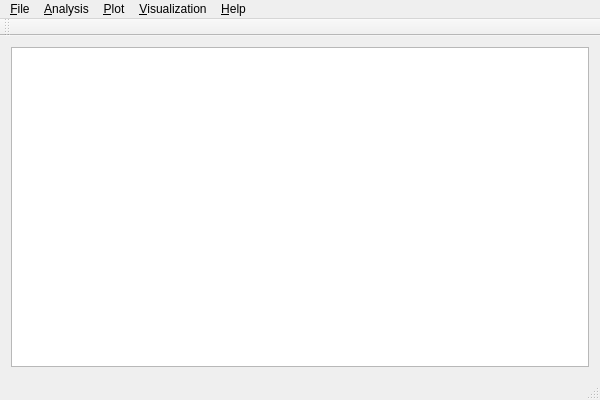
CoNexDat/complexnets, file trunk/src/ComplexNetsGui/forms/mainwindow.ui: the form before one commit.
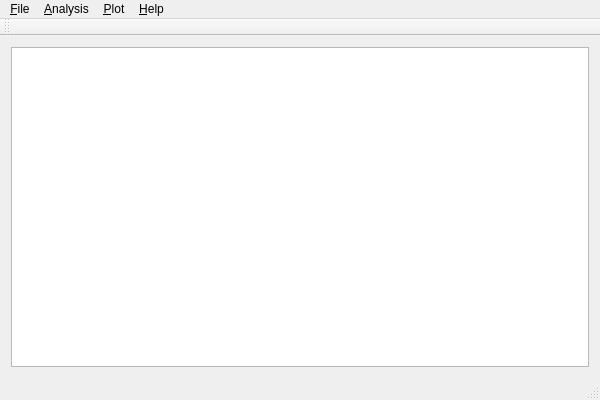
The form after the commit.

Patch:
```diff
--- a/trunk/src/ComplexNetsGui/forms/mainwindow.ui
+++ b/trunk/src/ComplexNetsGui/forms/mainwindow.ui
@@ -60,15 +60,9 @@
     </property>
     <addaction name="actionAbout"/>
    </widget>
-   <widget class="QMenu" name="menuVisualization">
-    <property name="title">
-     <string>&amp;Visualization</string>
-    </property>
-   </widget>
    <addaction name="menuFile"/>
    <addaction name="menuNode"/>
    <addaction name="menuPlot"/>
-   <addaction name="menuVisualization"/>
    <addaction name="menuHelp"/>
   </widget>
   <widget class="QToolBar" name="mainToolBar">
```
